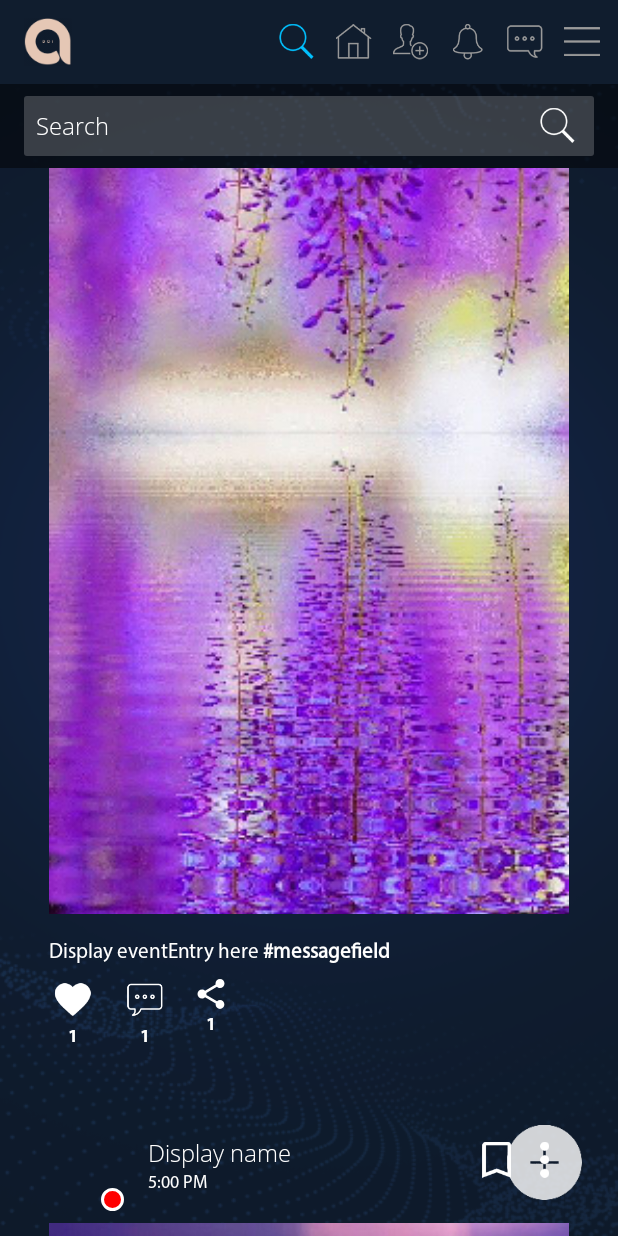
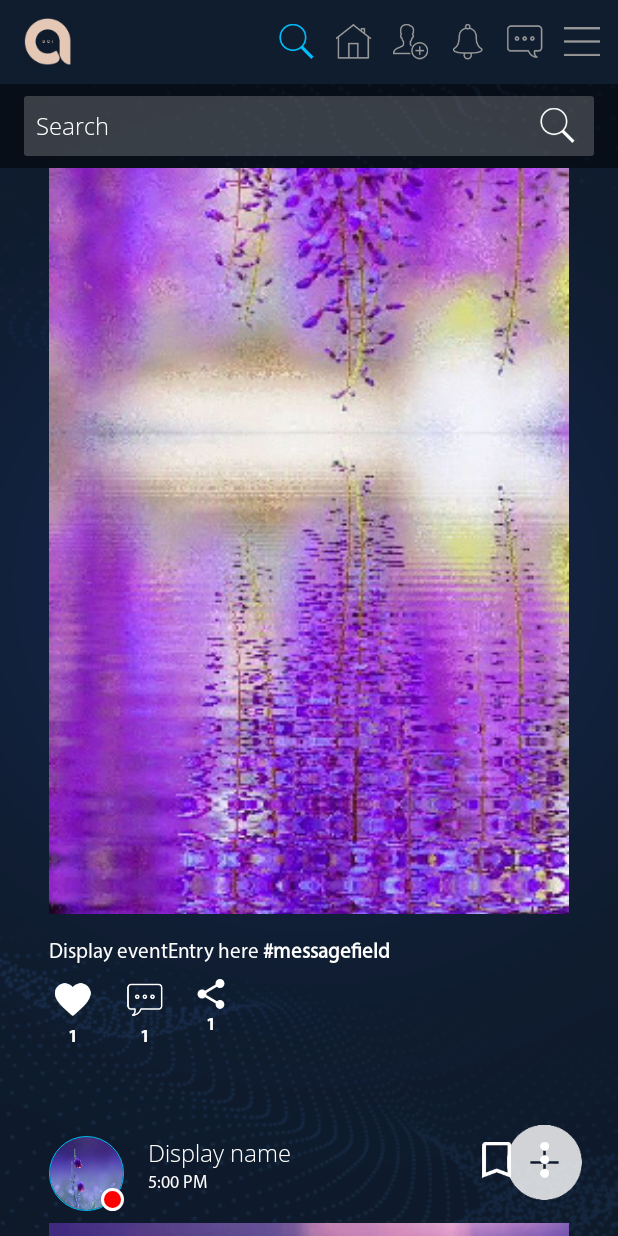
Before and after one commit to Skipjack-Corporation/adoi, an Android app: the fragment HomeFragment placed in its activity, scrolled down 1073 dp, on a phone screen of 412 x 824 dp. Run offline under Robolectric (Android 15) with nearby library versions, the phone set to English and light mode, and no system bars; our stand-ins replace ButterKnife, CircleImageView, Room's generated code; libraries missing offline, so code that uses them is left out: com.crashlytics.android, io.fabric.sdk, org.matrix.androidsdk; pictures from the network do not load.

Commit message:
Implement ui initial social media posts

```diff
--- a/app/src/main/java/com/skipjack/adoi/post/AddPostActivity.java
+++ b/app/src/main/java/com/skipjack/adoi/post/AddPostActivity.java
@@ -1,8 +1,4 @@
 package com.skipjack.adoi.post;
-
-import androidx.appcompat.app.AppCompatActivity;
-
-import android.os.Bundle;
 
 import com.skipjack.adoi.R;
 import com.skipjack.adoi.base.BaseAppCompatActivity;
--- a/app/src/main/java/com/skipjack/adoi/post/PostRecyclerAdapter.java
+++ b/app/src/main/java/com/skipjack/adoi/post/PostRecyclerAdapter.java
@@ -10,6 +10,8 @@ import androidx.recyclerview.widget.RecyclerView;
 
 import com.skipjack.adoi.R;
 import com.skipjack.adoi.view.AppImageView;
+
+import de.hdodenhof.circleimageview.CircleImageView;
 
 public class PostRecyclerAdapter extends RecyclerView.Adapter<PostRecyclerAdapter.PostViewHolder>{
     public PostRecyclerAdapter() {
@@ -27,22 +29,22 @@ public class PostRecyclerAdapter extends RecyclerView.Adapter<PostRecyclerAdapte
     public void onBindViewHolder(@NonNull PostViewHolder holder, int position) {
         switch (position){
             case 0:{
-                holder.imgPostAvatar.setImageCircularDrawable(holder.itemView.getContext().getDrawable(R.drawable.img_example_1_small));
+                holder.imgPostAvatar.setImageDrawable(holder.itemView.getContext().getDrawable(R.drawable.img_example_1_small));
                 holder.imgPostPic.setImageDrawable(holder.itemView.getContext().getDrawable(R.drawable.img_example_1));
                 holder.imgStatus.setImageResource(R.drawable.ic_status_online);
             }break;
             case 1:{
-                holder.imgPostAvatar.setImageCircularDrawable(holder.itemView.getContext().getDrawable(R.drawable.img_example_2_small));
+                holder.imgPostAvatar.setImageDrawable(holder.itemView.getContext().getDrawable(R.drawable.img_example_2_small));
                 holder.imgPostPic.setImageDrawable(holder.itemView.getContext().getDrawable(R.drawable.img_example_2));
                 holder.imgStatus.setImageResource(R.drawable.ic_status_idle);
             }break;
             case 2:{
-                holder.imgPostAvatar.setImageCircularDrawable(holder.itemView.getContext().getDrawable(R.drawable.img_example_3_small));
+                holder.imgPostAvatar.setImageDrawable(holder.itemView.getContext().getDrawable(R.drawable.img_example_3_small));
                 holder.imgPostPic.setImageDrawable(holder.itemView.getContext().getDrawable(R.drawable.img_example_3));
                 holder.imgStatus.setImageResource(R.drawable.ic_status_donotdisturb);
             }break;
             case 3:{
-                holder.imgPostAvatar.setImageCircularDrawable(holder.itemView.getContext().getDrawable(R.drawable.img_example_4_small));
+                holder.imgPostAvatar.setImageDrawable(holder.itemView.getContext().getDrawable(R.drawable.img_example_4_small));
                 holder.imgPostPic.setImageDrawable(holder.itemView.getContext().getDrawable(R.drawable.img_example_4));
                 holder.imgStatus.setImageResource(R.drawable.ic_status_offline);
             }break;
@@ -59,7 +61,7 @@ public class PostRecyclerAdapter extends RecyclerView.Adapter<PostRecyclerAdapte
 
     public class PostViewHolder extends RecyclerView.ViewHolder{
 
-        AppImageView imgPostAvatar;
+        CircleImageView imgPostAvatar;
         AppImageView imgPostPic;
         ImageView imgStatus;
 
```
